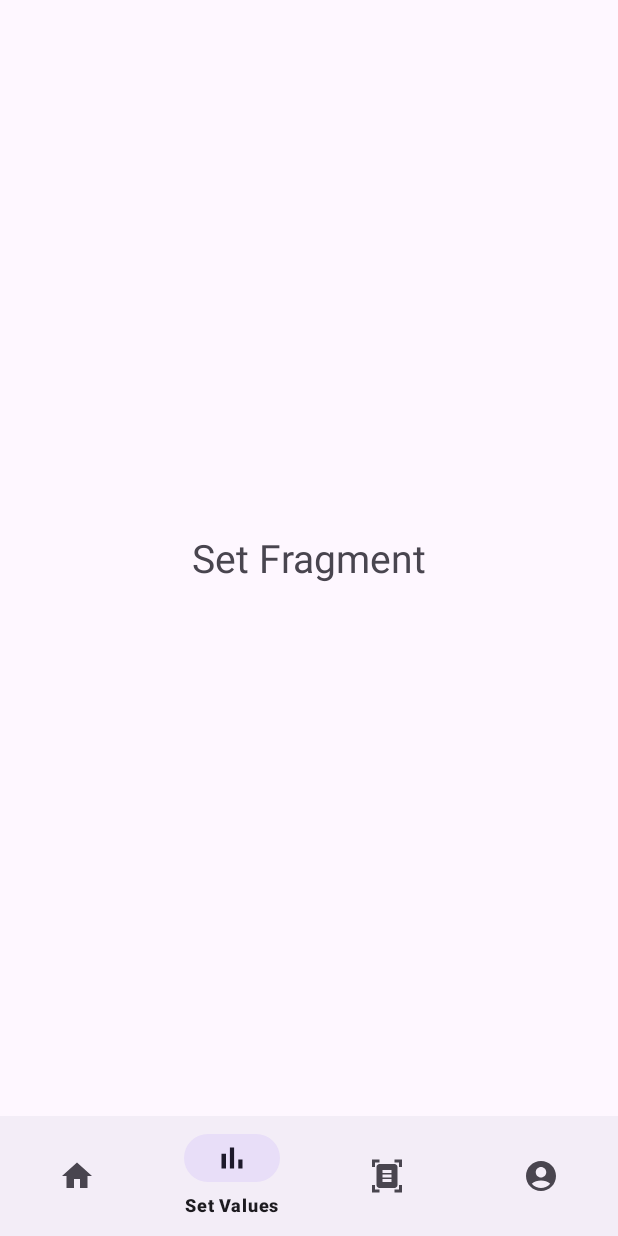
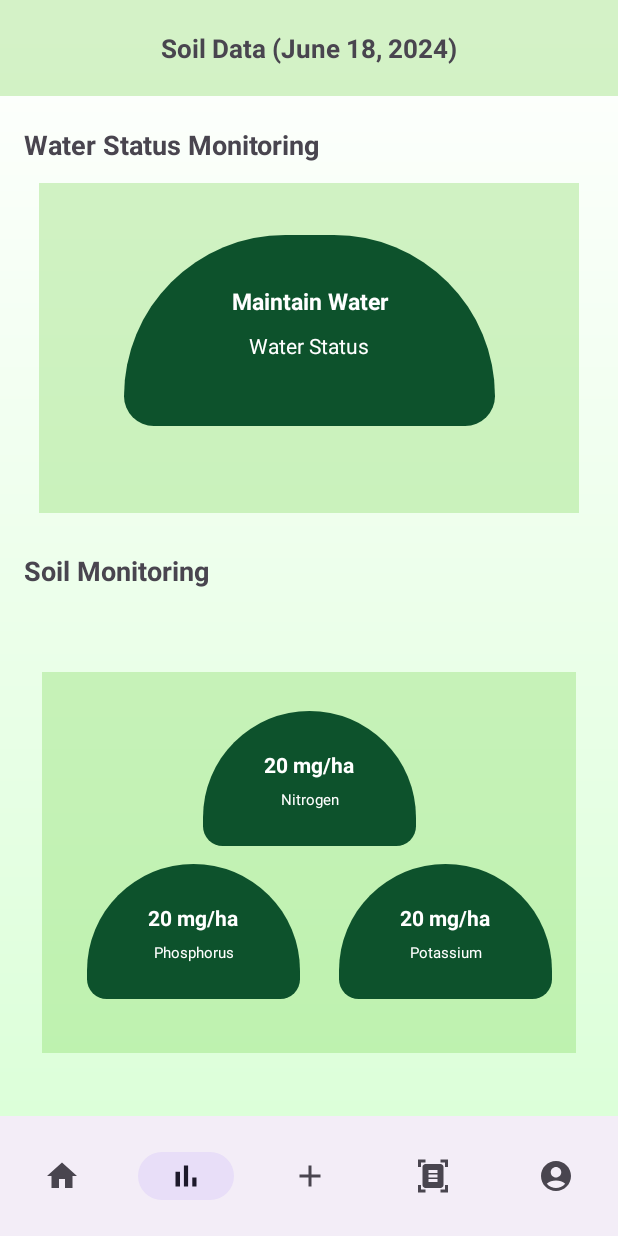
Before and after one commit to tyronefsn/DiseaseDetectionApp, an Android app: the screen it shows after launch (MainActivity), item 2 of the bottom bar chosen, on a phone screen of 412 x 824 dp. Run offline under Robolectric (Android 15) with nearby library versions, the phone set to English and light mode, and no system bars.

Commit message:
feat: add layout for data
TODO: responsive functionality

```diff
--- /dev/null
+++ b/app/src/main/java/com/example/diseasedetectionapp/DataFragment.java
@@ -0,0 +1,64 @@
+package com.example.diseasedetectionapp;
+
+import android.os.Bundle;
+
+import androidx.fragment.app.Fragment;
+
+import android.view.LayoutInflater;
+import android.view.View;
+import android.view.ViewGroup;
+
+/**
+ * A simple {@link Fragment} subclass.
+ * Use the {@link DataFragment#newInstance} factory method to
+ * create an instance of this fragment.
+ */
+public class DataFragment extends Fragment {
+
+    // TODO: Rename parameter arguments, choose names that match
+    // the fragment initialization parameters, e.g. ARG_ITEM_NUMBER
+    private static final String ARG_PARAM1 = "param1";
+    private static final String ARG_PARAM2 = "param2";
+
+    // TODO: Rename and change types of parameters
+    private String mParam1;
+    private String mParam2;
+
+    public DataFragment() {
+        // Required empty public constructor
+    }
+
+    /**
+     * Use this factory method to create a new instance of
+     * this fragment using the provided parameters.
+     *
+     * @param param1 Parameter 1.
+     * @param param2 Parameter 2.
+     * @return A new instance of fragment DataFragment.
+     */
+    // TODO: Rename and change types and number of parameters
+    public static DataFragment newInstance(String param1, String param2) {
+        DataFragment fragment = new DataFragment();
+        Bundle args = new Bundle();
+        args.putString(ARG_PARAM1, param1);
+        args.putString(ARG_PARAM2, param2);
+        fragment.setArguments(args);
+        return fragment;
+    }
+
+    @Override
+    public void onCreate(Bundle savedInstanceState) {
+        super.onCreate(savedInstanceState);
+        if (getArguments() != null) {
+            mParam1 = getArguments().getString(ARG_PARAM1);
+            mParam2 = getArguments().getString(ARG_PARAM2);
+        }
+    }
+
+    @Override
+    public View onCreateView(LayoutInflater inflater, ViewGroup container,
+                             Bundle savedInstanceState) {
+        // Inflate the layout for this fragment
+        return inflater.inflate(R.layout.fragment_data, container, false);
+    }
+}
--- a/app/src/main/java/com/example/diseasedetectionapp/MainActivity.java
+++ b/app/src/main/java/com/example/diseasedetectionapp/MainActivity.java
@@ -31,6 +31,8 @@ public class MainActivity extends AppCompatActivity {
             int itemId = item.getItemId();
             if (itemId == R.id.home) {
                 selectedFragment = new HomeFragment();
+            } else if (itemId == R.id.data) {
+                selectedFragment = new DataFragment();
             } else if (itemId == R.id.set_values) {
                 selectedFragment = new SetFragment();
             } else if (itemId ==  R.id.detect) {
--- /dev/null
+++ b/app/src/main/java/com/example/diseasedetectionapp/WaterManagement.java
@@ -0,0 +1,61 @@
+package com.example.diseasedetectionapp;
+
+public class WaterManagement {
+    private int vegStageStandingWater;
+    private int vegSafe;
+    private int repStageStandingWater0;
+    private int repSafe;
+    private int repStageStandingWater1;
+    private int ripStageStandingWater;
+    private int ripSafe;
+    private int ripTerminal;
+
+    // recommended water level
+    public WaterManagement() {
+        this.vegStageStandingWater = 10;
+        this.vegSafe = 50;
+        this.repStageStandingWater0 = 10;
+        this.repSafe = 17;
+        this.repStageStandingWater1 = 3;
+        this.ripStageStandingWater = 3;
+        this.ripSafe = 12;
+        this.ripTerminal = 15;
+    }
+    // Getters
+    public int getVegetativeGrowthStage() {
+        return (this.vegStageStandingWater + this.vegSafe);
+    }
+
+    public int getReproductiveStage() {
+        return (this.repStageStandingWater0 + this.repStageStandingWater1 + this.repSafe);
+    }
+
+    public int getRipStage() {
+        return (this.ripStageStandingWater + this.ripSafe + this.ripTerminal);
+    }
+    // Setters
+    public void setVegStageStandingWater(int vegStageStandingWater) {
+        this.vegStageStandingWater = vegStageStandingWater;
+    }
+    public void setVegSafe(int vegSafe) {
+        this.vegSafe = vegSafe;
+    }
+    public void setRepStageStandingWater0(int repStageStandingWater0) {
+        this.repStageStandingWater0 = repStageStandingWater0;
+    }
+    public void setRepStageStandingWater1(int repStageStandingWater1) {
+        this.repStageStandingWater1 = repStageStandingWater1;
+    }
+    public void setRepSafe(int repSafe) {
+        this.repSafe = repSafe;
+    }
+    public void setRipStageStandingWater(int ripStageStandingWater) {
+        this.ripStageStandingWater = ripStageStandingWater;
+    }
+    public void setRipSafe(int ripSafe) {
+        this.ripSafe = ripSafe;
+    }
+    public void setRipTerminal(int ripTerminal) {
+        this.ripTerminal = ripTerminal;
+    }
+}
--- /dev/null
+++ b/app/src/main/res/drawable/baseline_add_24.xml
@@ -0,0 +1,5 @@
+<vector xmlns:android="http://schemas.android.com/apk/res/android" android:height="24dp" android:tint="#000000" android:viewportHeight="24" android:viewportWidth="24" android:width="24dp">
+
+    <path android:fillColor="@android:color/white" android:pathData="M19,13h-6v6h-2v-6H5v-2h6V5h2v6h6v2z"/>
+
+</vector>
--- /dev/null
+++ b/app/src/main/res/drawable/data_shape.xml
@@ -0,0 +1,15 @@
+<?xml version="1.0" encoding="utf-8"?>
+<shape xmlns:android="http://schemas.android.com/apk/res/android"
+    android:shape="rectangle">
+    <corners
+        android:topLeftRadius="270dp"
+        android:topRightRadius="270dp"
+        android:bottomLeftRadius="50dp"
+        android:bottomRightRadius="50dp"/>
+    <gradient
+        android:startColor="#0D522C"
+        android:endColor="#0D522C" />
+
+
+
+</shape>
--- a/app/src/main/res/layout/activity_main.xml
+++ b/app/src/main/res/layout/activity_main.xml
@@ -23,6 +23,7 @@
         android:id="@+id/bottomNavigationView"
         android:layout_width="match_parent"
         android:layout_height="wrap_content"
+        app:labelVisibilityMode="unlabeled"
         app:layout_constraintBottom_toBottomOf="parent"
         app:layout_constraintEnd_toEndOf="parent"
         app:layout_constraintStart_toStartOf="parent"
--- /dev/null
+++ b/app/src/main/res/layout/fragment_data.xml
@@ -0,0 +1,201 @@
+<?xml version="1.0" encoding="utf-8"?>
+<FrameLayout xmlns:android="http://schemas.android.com/apk/res/android"
+    xmlns:app="http://schemas.android.com/apk/res-auto"
+    xmlns:tools="http://schemas.android.com/tools"
+    android:layout_width="match_parent"
+    android:fontFamily="@font/poppins"
+    android:background="@drawable/background_gradient"
+    android:layout_height="match_parent"
+    tools:context=".DataFragment">
+
+    <androidx.constraintlayout.widget.ConstraintLayout
+        android:layout_width="match_parent"
+        android:layout_height="match_parent">
+
+        <com.google.android.material.appbar.MaterialToolbar
+            android:id="@+id/materialToolbar2"
+            android:layout_width="match_parent"
+            android:layout_height="wrap_content"
+            android:background="#557ED957"
+            android:minHeight="?attr/actionBarSize"
+            android:theme="?attr/actionBarTheme"
+            app:layout_constraintEnd_toEndOf="parent"
+            app:layout_constraintStart_toStartOf="parent"
+            app:layout_constraintTop_toTopOf="parent" >
+            <TextView
+                android:layout_width="wrap_content"
+                android:layout_height="wrap_content"
+                android:layout_gravity="center"
+                android:text="Soil Data (June 18, 2024)"
+                android:textSize="17sp"
+                android:textStyle="bold" />
+        </com.google.android.material.appbar.MaterialToolbar>
+
+        <TextView
+            android:id="@+id/textView5"
+            android:layout_width="wrap_content"
+            android:layout_height="wrap_content"
+            android:layout_marginStart="16dp"
+            android:layout_marginTop="20dp"
+            android:text="Water Status Monitoring"
+            android:textSize="18sp"
+            android:textStyle="bold"
+            app:layout_constraintStart_toStartOf="parent"
+            app:layout_constraintTop_toBottomOf="@+id/materialToolbar2" />
+
+        <TextView
+            android:id="@+id/textView6"
+            android:layout_width="wrap_content"
+            android:layout_height="wrap_content"
+            android:layout_marginStart="16dp"
+            android:layout_marginTop="26dp"
+            android:text="Soil Monitoring"
+            android:textSize="18sp"
+            android:textStyle="bold"
+            app:layout_constraintStart_toStartOf="parent"
+            app:layout_constraintTop_toBottomOf="@+id/constraintLayout" />
+
+        <androidx.constraintlayout.widget.ConstraintLayout
+            android:id="@+id/constraintLayout"
+            android:layout_width="360dp"
+            android:layout_height="220dp"
+            android:layout_marginStart="36dp"
+            android:layout_marginTop="13dp"
+            android:layout_marginEnd="36dp"
+            app:layout_constraintEnd_toEndOf="parent"
+            app:layout_constraintStart_toStartOf="parent"
+            android:background="#557ED957"
+            app:layout_constraintTop_toBottomOf="@+id/textView5">
+
+            <TextView
+                android:id="@+id/textView16"
+                android:layout_width="247dp"
+                android:layout_height="127dp"
+                android:layout_marginStart="51dp"
+                android:layout_marginTop="32dp"
+                android:layout_marginEnd="51dp"
+                android:layout_marginBottom="55dp"
+                android:background="@drawable/data_shape"
+                android:text="Maintain Water"
+                android:paddingTop="33dp"
+                android:textColor="#FFFFFF"
+                android:textSize="15sp"
+                android:textStyle="bold"
+                android:gravity="top|center"
+                app:layout_constraintBottom_toBottomOf="parent"
+                app:layout_constraintEnd_toEndOf="parent"
+                app:layout_constraintStart_toStartOf="parent"
+                app:layout_constraintTop_toTopOf="parent" />
+
+            <TextView
+                android:id="@+id/textView17"
+                android:layout_width="wrap_content"
+                android:layout_height="wrap_content"
+                android:layout_marginTop="64dp"
+                android:text="Water Status"
+                android:textColor="#FFFFFF"
+                app:layout_constraintEnd_toEndOf="@+id/textView16"
+                app:layout_constraintHorizontal_bias="0.497"
+                app:layout_constraintStart_toStartOf="@+id/textView16"
+                app:layout_constraintTop_toTopOf="@+id/textView16" />
+        </androidx.constraintlayout.widget.ConstraintLayout>
+
+        <androidx.constraintlayout.widget.ConstraintLayout
+            android:id="@+id/constraintLayout2"
+            android:layout_width="356dp"
+            android:layout_height="254dp"
+            android:layout_marginTop="13dp"
+            android:background="#557ED957"
+            app:layout_constraintBottom_toBottomOf="parent"
+            app:layout_constraintEnd_toEndOf="parent"
+            app:layout_constraintStart_toStartOf="parent"
+            app:layout_constraintTop_toBottomOf="@+id/textView6">
+
+            <TextView
+                android:id="@+id/textView18"
+                android:layout_width="142dp"
+                android:layout_height="90dp"
+                android:layout_marginStart="104dp"
+                android:layout_marginTop="26dp"
+                android:layout_marginEnd="104dp"
+                android:background="@drawable/data_shape"
+                android:gravity="top|center"
+                android:paddingTop="26dp"
+                android:text="20 mg/ha"
+                android:textColor="#FFFFFF"
+                android:textStyle="bold"
+                app:layout_constraintEnd_toEndOf="parent"
+                app:layout_constraintStart_toStartOf="parent"
+                app:layout_constraintTop_toTopOf="parent" />
+
+            <TextView
+                android:id="@+id/textView19"
+                android:layout_width="wrap_content"
+                android:layout_height="wrap_content"
+                android:layout_marginTop="52dp"
+                android:text="Nitrogen"
+                android:textColor="#FFFFFF"
+                android:textSize="10dp"
+                app:layout_constraintEnd_toEndOf="@+id/textView18"
+                app:layout_constraintStart_toStartOf="@+id/textView18"
+                app:layout_constraintTop_toTopOf="@+id/textView18" />
+
+
+            <TextView
+                android:id="@+id/textView20"
+                android:layout_width="142dp"
+                android:layout_height="90dp"
+                android:layout_marginBottom="36dp"
+                android:background="@drawable/data_shape"
+                android:gravity="top|center"
+                android:paddingTop="26dp"
+                android:text="20 mg/ha"
+                android:textColor="#FFFFFF"
+                android:textStyle="bold"
+                app:layout_constraintBottom_toBottomOf="parent"
+                app:layout_constraintEnd_toStartOf="@+id/textView21"
+                app:layout_constraintHorizontal_bias="0.535"
+                app:layout_constraintStart_toStartOf="parent" />
+
+            <TextView
+                android:id="@+id/textView21"
+                android:layout_width="142dp"
+                android:layout_height="90dp"
+                android:layout_marginEnd="16dp"
+                android:layout_marginBottom="36dp"
+                android:background="@drawable/data_shape"
+                android:gravity="top|center"
+                android:paddingTop="26dp"
+                android:text="20 mg/ha"
+                android:textColor="#FFFFFF"
+                android:textStyle="bold"
+                app:layout_constraintBottom_toBottomOf="parent"
+                app:layout_constraintEnd_toEndOf="parent" />
+
+            <TextView
+                android:id="@+id/textView23"
+                android:layout_width="wrap_content"
+                android:layout_height="wrap_content"
+                android:layout_marginTop="52dp"
+                android:text="Phosphorus"
+                android:textColor="#FFFFFF"
+                android:textSize="10dp"
+                app:layout_constraintEnd_toEndOf="@+id/textView20"
+                app:layout_constraintStart_toStartOf="@+id/textView20"
+                app:layout_constraintTop_toTopOf="@+id/textView20" />
+
+            <TextView
+                android:id="@+id/textView22"
+                android:layout_width="wrap_content"
+                android:layout_height="wrap_content"
+                android:layout_marginTop="52dp"
+                android:text="Potassium"
+                android:textColor="#FFFFFF"
+                android:textSize="10dp"
+                app:layout_constraintEnd_toEndOf="@+id/textView21"
+                app:layout_constraintStart_toStartOf="@+id/textView21"
+                app:layout_constraintTop_toTopOf="@+id/textView21" />
+
+        </androidx.constraintlayout.widget.ConstraintLayout>
+    </androidx.constraintlayout.widget.ConstraintLayout>
+</FrameLayout>
--- a/app/src/main/res/menu/bottom_nav.xml
+++ b/app/src/main/res/menu/bottom_nav.xml
@@ -4,9 +4,12 @@
     <item android:title="Home"
         android:id="@+id/home"
         android:icon="@drawable/baseline_home_24"/>
-    <item android:title="Set Values"
+    <item android:title="Data"
+        android:id="@+id/data"
+        android:icon="@drawable/baseline_bar_chart_24"/>
+    <item android:title="Set"
         android:id="@+id/set_values"
-        android:icon="@drawable/baseline_bar_chart_24"/>
+        android:icon="@drawable/baseline_add_24" />
     <item android:title="Detect"
         android:id="@+id/detect"
         android:icon="@drawable/baseline_document_scanner_24"/>
```
